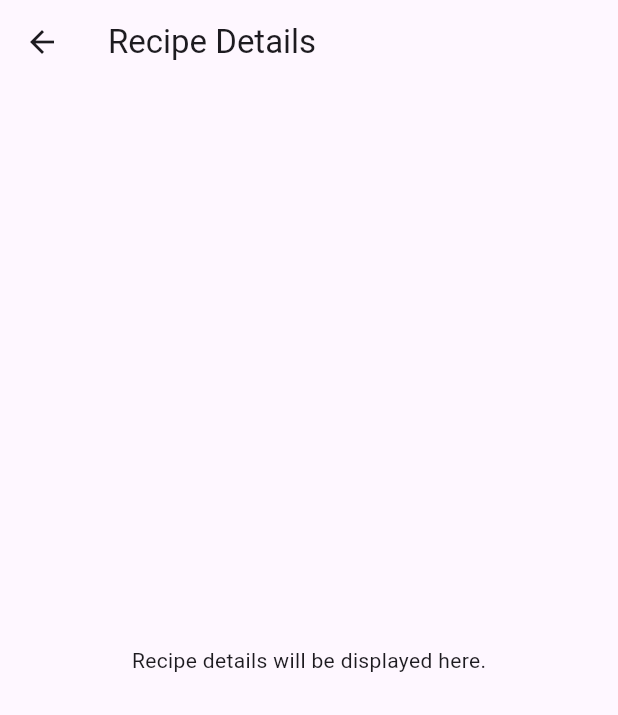
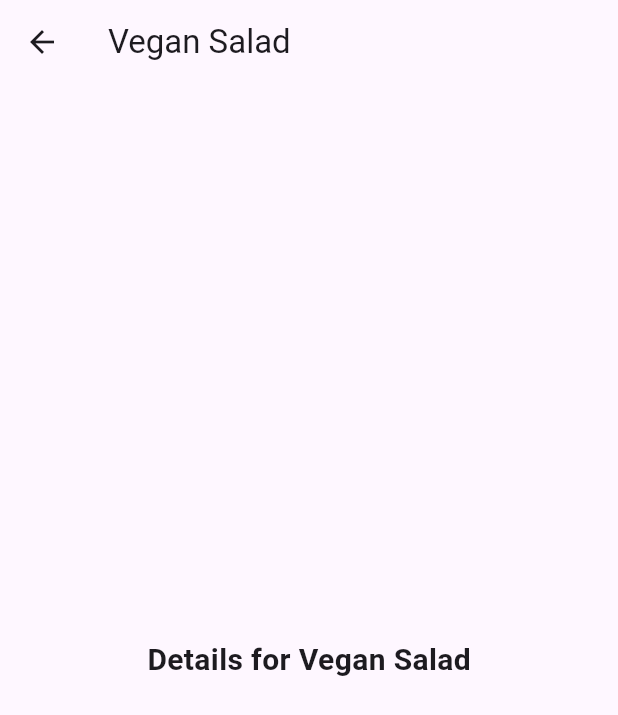
Before and after one commit to sricharan8462/MealandRecipePlanner, a Flutter app: the RecipeListScreen screen opened by its route, after a tap on "Vegan Salad", on a phone screen of 412 x 824 dp. Shown: the top 715 px of the screen. Run offline on Flutter 3.47's test engine with Material 3 defaults, Android fonts, the light colour scheme and no system bars.

Commit message:
Displayed recipe data in Recipe Details Screen

```diff
--- a/lib/main.dart
+++ b/lib/main.dart
@@ -2,6 +2,8 @@
 import 'screens/home_screen.dart';
 import 'screens/recipe_list_screen.dart';
 import 'screens/recipe_details_screen.dart';
+import 'screens/meal_planner_screen.dart'; // Added
+import 'screens/favorites_screen.dart'; // Added
 
 void main() {
   runApp(MyApp());
@@ -18,6 +20,9 @@
         '/': (context) => HomeScreen(),
         '/recipes': (context) => RecipeListScreen(),
         '/recipe-details': (context) => RecipeDetailsScreen(),
+        '/meal-planner':
+            (context) => MealPlannerScreen(), // Fixed Plan Meal Button
+        '/favorites': (context) => FavoritesScreen(), // Fixed Favorites Button
       },
     );
   }
--- a/lib/screens/home_screen.dart
+++ b/lib/screens/home_screen.dart
@@ -17,7 +17,7 @@ class HomeScreen extends StatelessWidget {
             child: ClipRRect(
               borderRadius: BorderRadius.circular(15.0),
               child: Image.asset(
-                'assets/home_banner.png', // Ensure this image is added in assets/
+                'assets/home_banner.png', // Ensure this image exists
                 width: double.infinity,
                 fit: BoxFit.cover,
                 height: 200,
@@ -66,7 +66,7 @@ class HomeScreen extends StatelessWidget {
 
                 SizedBox(height: 15),
 
-                // Plan Meals Button
+                // Plan Meals Button - FIXED
                 ElevatedButton.icon(
                   onPressed: () => Navigator.pushNamed(context, '/meal-planner'),
                   icon: Icon(Icons.calendar_today, size: 28),
@@ -86,7 +86,7 @@ class HomeScreen extends StatelessWidget {
 
                 SizedBox(height: 15),
 
-                // Favorites Button
+                // Favorites Button - FIXED
                 ElevatedButton.icon(
                   onPressed: () => Navigator.pushNamed(context, '/favorites'),
                   icon: Icon(Icons.favorite, size: 28, color: Colors.red),
--- a/lib/screens/recipe_details_screen.dart
+++ b/lib/screens/recipe_details_screen.dart
@@ -3,10 +3,16 @@ import 'package:flutter/material.dart';
 class RecipeDetailsScreen extends StatelessWidget {
   @override
   Widget build(BuildContext context) {
+    final String recipeName =
+        ModalRoute.of(context)!.settings.arguments as String;
+
     return Scaffold(
-      appBar: AppBar(title: Text('Recipe Details')),
+      appBar: AppBar(title: Text(recipeName)),
       body: Center(
-        child: Text('Recipe details will be displayed here.'),
+        child: Text(
+          "Details for $recipeName",
+          style: TextStyle(fontSize: 20, fontWeight: FontWeight.bold),
+        ),
       ),
     );
   }
```
